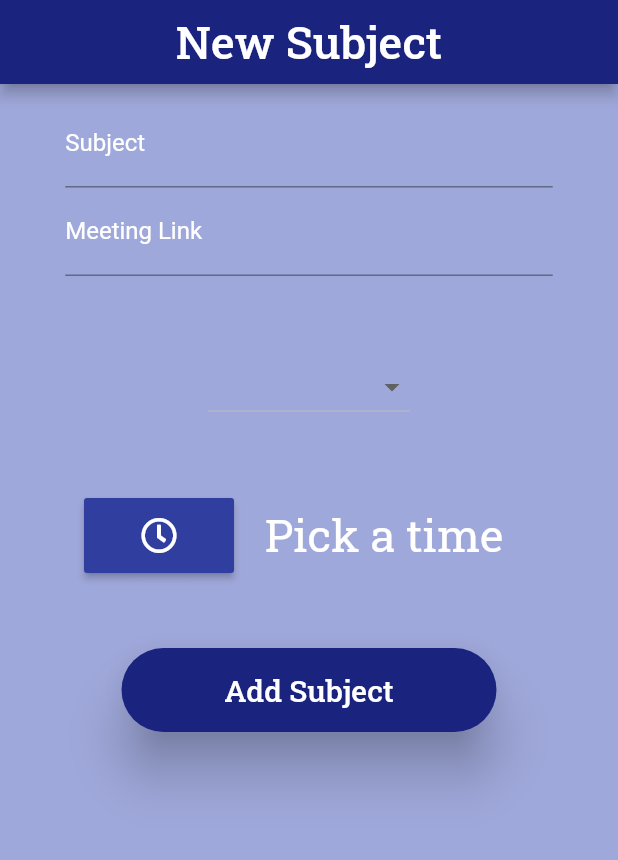
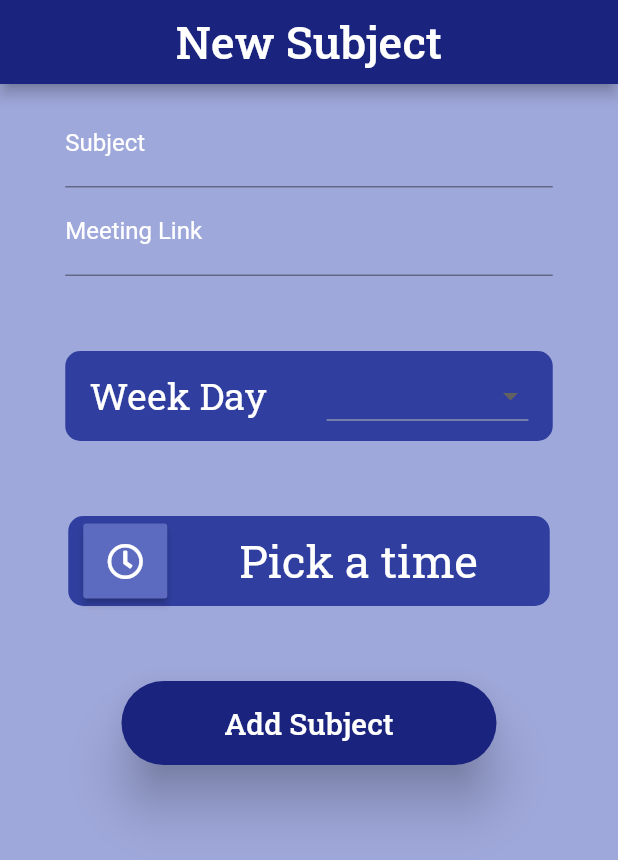
Before and after one commit to sergiotavuencas/my-agenda, a Flutter app: the RegisterSubjectScreen screen opened by its route, on a phone screen of 412 x 824 dp. Shown: the top 860 px of the screen. Run offline on Flutter 3.47's test engine with Material 2 defaults, Android fonts, the phone set to English and light mode, and no system bars; our stand-ins replace cloud_firestore, firebase_auth, firebase_core, font_awesome_flutter, google_fonts, google_sign_in and 1 more; accounts and stored records are empty.

Commit message:
minor design changes

```diff
--- a/lib/views/register_subject_screen.dart
+++ b/lib/views/register_subject_screen.dart
@@ -88,11 +88,22 @@ class _RegisterSubjectViewState extends State<RegisterSubjectScreen> {
       ),
     );
 
-    final weekDayField = Container(
+    final weekDayField = Material(
+      borderRadius: BorderRadius.circular(10),
+      color: AppColors().colors[2],
+      child: Container(
         width: 325,
+        height: 60,
         child: Row(
           mainAxisAlignment: MainAxisAlignment.center,
           children: [
+            Padding(
+              padding: EdgeInsets.only(right: 40),
+              child: Text(
+                  "Week Day",
+                  style: GoogleFonts.robotoSlab(fontSize: 25, color: Colors.white),
+                ),
+            ),
             DropdownButton(
               dropdownColor: AppColors().colors[2],
               value: weekDay,
@@ -113,6 +124,7 @@ class _RegisterSubjectViewState extends State<RegisterSubjectScreen> {
             )
           ],
         )
+      ),
     );
 
     final meetingLinkField = Container(
@@ -149,19 +161,24 @@ class _RegisterSubjectViewState extends State<RegisterSubjectScreen> {
 
     final timeField = Material(
       borderRadius: BorderRadius.circular(10),
-      color: Colors.transparent,
+      color: AppColors().colors[2],
       child: Row(
         children: <Widget>[
-          MaterialButton(
-              minWidth: 100,
+          Padding(
+            padding: EdgeInsets.only(left: 10),
+            child: MaterialButton(
+              minWidth: 50,
               height: 50,
-              color: AppColors().colors[2],
+              color: AppColors().colors[5],
               child: Icon(FontAwesomeIcons.clock, color: Colors.white),
               onPressed: () {
                 selectTime(context);
-              }),
+              }
+            ),
+          ),
           Container(
-              width: 200,
+              width: 255,
+              height: 60,
               child: Row(
                 mainAxisAlignment: MainAxisAlignment.center,
                 children: [
```
